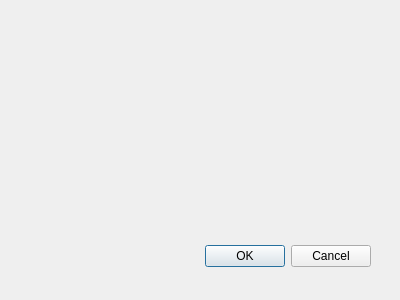
The window that neurolabi/gui/protocols/synapsepredictionprotocol.ui (janelia-flyem/NeuTu) describes before a commit, drawn with Qt 5.
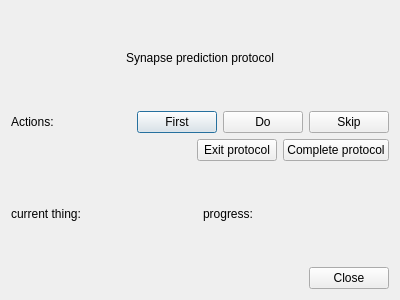
The same window after the commit.

Commit message: hooked up exit, complete buttons

Diff of the .ui file:
```diff
--- a/neurolabi/gui/protocols/synapsepredictionprotocol.ui
+++ b/neurolabi/gui/protocols/synapsepredictionprotocol.ui
@@ -15,22 +15,122 @@
   <property name="windowTitle">
    <string>Dialog</string>
   </property>
-  <widget class="QDialogButtonBox" name="buttonBox">
-   <property name="geometry">
-    <rect>
-     <x>30</x>
-     <y>240</y>
-     <width>341</width>
-     <height>32</height>
-    </rect>
-   </property>
-   <property name="orientation">
-    <enum>Qt::Horizontal</enum>
-   </property>
-   <property name="standardButtons">
-    <set>QDialogButtonBox::Cancel|QDialogButtonBox::Ok</set>
-   </property>
-  </widget>
+  <layout class="QVBoxLayout" name="verticalLayout">
+   <item>
+    <widget class="QLabel" name="label_2">
+     <property name="text">
+      <string>Synapse prediction protocol</string>
+     </property>
+     <property name="alignment">
+      <set>Qt::AlignCenter</set>
+     </property>
+    </widget>
+   </item>
+   <item>
+    <layout class="QHBoxLayout" name="horizontalLayout">
+     <item>
+      <widget class="QLabel" name="label">
+       <property name="text">
+        <string>Actions:</string>
+       </property>
+      </widget>
+     </item>
+     <item>
+      <spacer name="horizontalSpacer">
+       <property name="orientation">
+        <enum>Qt::Horizontal</enum>
+       </property>
+       <property name="sizeHint" stdset="0">
+        <size>
+         <width>40</width>
+         <height>20</height>
+        </size>
+       </property>
+      </spacer>
+     </item>
+     <item>
+      <widget class="QPushButton" name="pushButton">
+       <property name="text">
+        <string>First</string>
+       </property>
+      </widget>
+     </item>
+     <item>
+      <widget class="QPushButton" name="pushButton_2">
+       <property name="text">
+        <string>Do</string>
+       </property>
+      </widget>
+     </item>
+     <item>
+      <widget class="QPushButton" name="pushButton_3">
+       <property name="text">
+        <string>Skip</string>
+       </property>
+      </widget>
+     </item>
+    </layout>
+   </item>
+   <item>
+    <layout class="QHBoxLayout" name="horizontalLayout_2">
+     <item>
+      <spacer name="horizontalSpacer_2">
+       <property name="orientation">
+        <enum>Qt::Horizontal</enum>
+       </property>
+       <property name="sizeHint" stdset="0">
+        <size>
+         <width>40</width>
+         <height>20</height>
+        </size>
+       </property>
+      </spacer>
+     </item>
+     <item>
+      <widget class="QPushButton" name="exitButton">
+       <property name="text">
+        <string>Exit protocol</string>
+       </property>
+      </widget>
+     </item>
+     <item>
+      <widget class="QPushButton" name="completeButton">
+       <property name="text">
+        <string>Complete protocol</string>
+       </property>
+      </widget>
+     </item>
+    </layout>
+   </item>
+   <item>
+    <layout class="QHBoxLayout" name="horizontalLayout_3">
+     <item>
+      <widget class="QLabel" name="label_3">
+       <property name="text">
+        <string>current thing:</string>
+       </property>
+      </widget>
+     </item>
+     <item>
+      <widget class="QLabel" name="label_4">
+       <property name="text">
+        <string>progress:</string>
+       </property>
+      </widget>
+     </item>
+    </layout>
+   </item>
+   <item>
+    <widget class="QDialogButtonBox" name="buttonBox">
+     <property name="orientation">
+      <enum>Qt::Horizontal</enum>
+     </property>
+     <property name="standardButtons">
+      <set>QDialogButtonBox::Close</set>
+     </property>
+    </widget>
+   </item>
+  </layout>
  </widget>
  <pixmapfunction/>
  <resources/>
```
Left out of the diff: 5 changed lines with no effect on the pictures. The commit also changes 2 other files.
